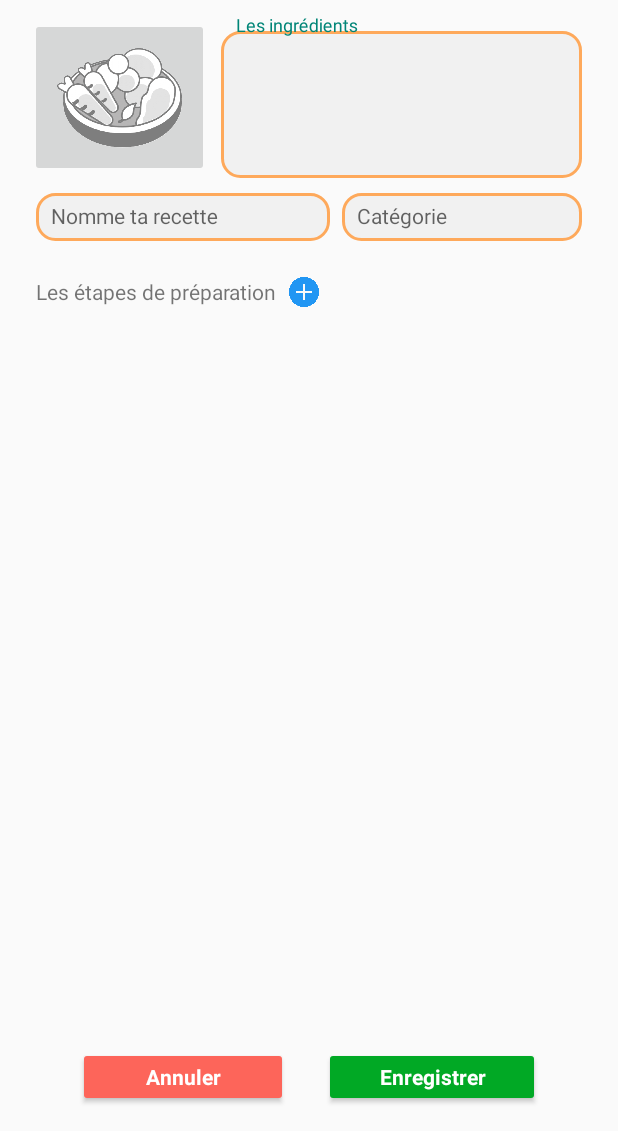
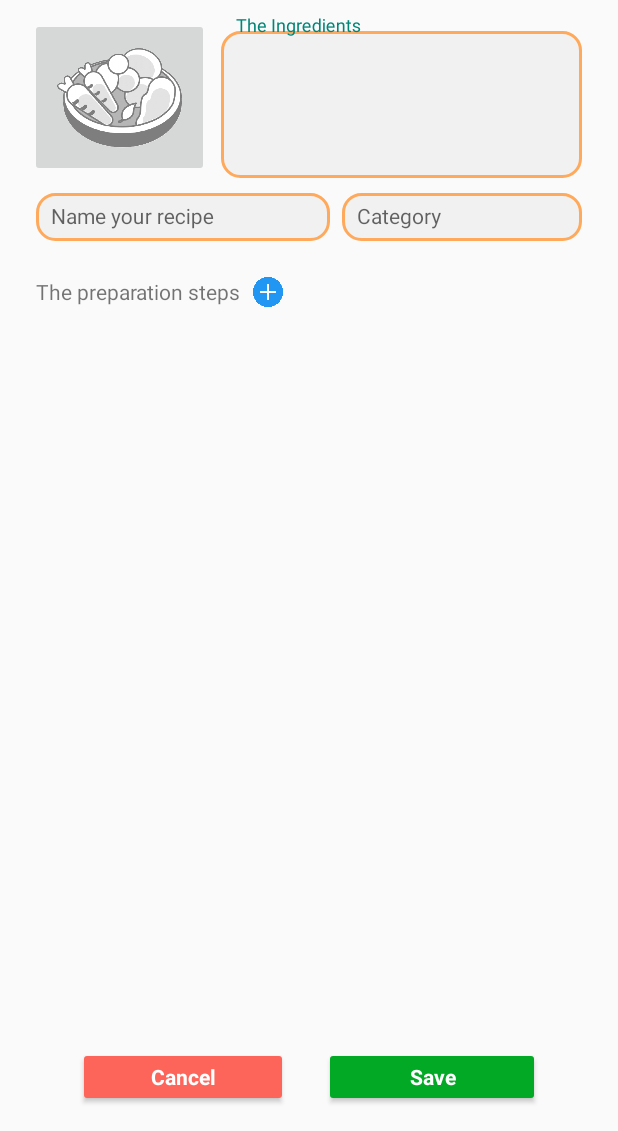
Before and after one commit to EmileDevGit/cuisto, an Android app: the AjouterOuEditerRecetteActivity screen opened directly, with no data from a screen before it, on a phone screen of 412 x 824 dp, the part 105-1236 px from its top. Run offline under Robolectric (Android 15) with nearby library versions, the phone set to English and light mode, and no system bars; our stand-ins replace Room's generated code; pictures from the network do not load.

Commit message:
I18n fait

```diff
--- a/cuisto/app/src/main/java/com/moineaux/cuisto/ui/AjouterOuEditerRecetteActivity.kt
+++ b/cuisto/app/src/main/java/com/moineaux/cuisto/ui/AjouterOuEditerRecetteActivity.kt
@@ -84,7 +84,8 @@ class AjouterOuEditerRecetteActivity() : AppCompatActivity() {
         // 4. Gestion du bouton Annuler
         val btnAnnuler: Button = findViewById(R.id.btnCancel)
         btnAnnuler.setOnClickListener {
-            Toast.makeText(this, "Nouvelle recette annulée", Toast.LENGTH_SHORT).show()
+            Toast.makeText(this,
+                getString(R.string.text_nouvelle_recette_annuler), Toast.LENGTH_SHORT).show()
             finish()
         }
 
--- a/cuisto/app/src/main/java/com/moineaux/cuisto/ui/EtapeAdapter.kt
+++ b/cuisto/app/src/main/java/com/moineaux/cuisto/ui/EtapeAdapter.kt
@@ -40,7 +40,7 @@ class EtapeAdapter(
     override fun onBindViewHolder(holder: EtapeViewHolder, position: Int) {
         val etape = getItem(position) // <-- Récupère l'étape à afficher
         val editTextEtape = holder.tietEtape // <-- Récupère le champ d'édition
-        editTextEtape.hint = "Étape ${position + 1}"
+        editTextEtape.hint = holder.itemView.context.getString(R.string.etapeNumero_creation_recette, position + 1)
 
         (editTextEtape.tag as? TextWatcher)?.let { editTextEtape.removeTextChangedListener(it) } // <-- Supprime le TextWatcher précédent pour éviter les problèmes de synchronisation
 
--- a/cuisto/app/src/main/java/com/moineaux/cuisto/ui/ToutesRecettesActivity.kt
+++ b/cuisto/app/src/main/java/com/moineaux/cuisto/ui/ToutesRecettesActivity.kt
@@ -8,6 +8,7 @@ import android.widget.EditText
 import android.widget.ImageView
 import android.widget.LinearLayout
 import android.widget.TextView
+import android.widget.Toast
 import androidx.appcompat.app.AppCompatActivity
 import androidx.core.net.toUri
 import androidx.lifecycle.ViewModelProvider
@@ -47,7 +48,7 @@ class ToutesRecettesActivity : AppCompatActivity() {
         }
 
         viewModel.messageRecetteVide.observe(this) { message ->
-            Toast.makeText(this, "Aucun Recette trouvé", Toast.LENGTH_LONG).show()
+            Toast.makeText(this, getString(R.string.text_aucunRecetteTrouve), Toast.LENGTH_LONG).show()
         }
 
 
--- a/cuisto/app/src/main/res/layout/activity_ajouter_recette.xml
+++ b/cuisto/app/src/main/res/layout/activity_ajouter_recette.xml
@@ -38,7 +38,7 @@
             android:layout_height="98dp"
             android:background="@drawable/fond_champ_recherche"
             android:gravity="top|start"
-            android:hint="Les ingrédients"
+            android:hint="@string/textview_ingredients_recetteDetail"
             android:inputType="textMultiLine"
             android:padding="10dp"
             android:textSize="12sp" />
@@ -70,7 +70,7 @@
             android:layout_width="match_parent"
             android:layout_height="32dp"
             android:background="@drawable/fond_champ_recherche"
-            android:hint="Nomme ta recette"
+            android:hint="@string/editText_nomRecette_ajouterRecette"
             android:inputType="text"
             android:padding="3dp"
             android:paddingStart="10dp"
@@ -84,7 +84,7 @@
         android:id="@+id/tilCategorie"
         android:layout_width="160dp"
         android:layout_height="0dp"
-        android:hint="Catégorie"
+        android:hint="@string/editText_categorie_ajouterRecette"
         app:layout_constraintBottom_toBottomOf="@+id/textInputLayoutNomRecette"
         app:layout_constraintEnd_toEndOf="@+id/tiIngredients"
         app:layout_constraintTop_toTopOf="@+id/textInputLayoutNomRecette">
@@ -106,7 +106,7 @@
         android:layout_width="wrap_content"
         android:layout_height="wrap_content"
         android:layout_marginTop="24dp"
-        android:text="Les étapes de préparation"
+        android:text="@string/textview_Etapes_recetteDetail"
         app:layout_constraintStart_toStartOf="@+id/textInputLayoutNomRecette"
         app:layout_constraintTop_toBottomOf="@+id/textInputLayoutNomRecette" />
 
@@ -160,7 +160,7 @@
             android:layout_marginRight="12dp"
             android:layout_weight="1"
             android:backgroundTint="#FD655A"
-            android:text="Annuler"
+            android:text="@string/bouton_annuler_AjouterRecette"
             android:textAppearance="@style/TextAppearance.AppCompat.Small"
             android:textColor="@android:color/white"
             android:textStyle="bold"
@@ -174,7 +174,7 @@
             android:layout_marginRight="36dp"
             android:layout_weight="1"
             android:backgroundTint="#01A925"
-            android:text="Enregistrer"
+            android:text="@string/bouton_enregistrer_AjouterRecette"
             android:textAlignment="center"
             android:textAppearance="@style/TextAppearance.AppCompat.Small"
             android:textColor="@android:color/white"
--- a/cuisto/app/src/main/res/layout/activity_toutes_recettes.xml
+++ b/cuisto/app/src/main/res/layout/activity_toutes_recettes.xml
@@ -39,7 +39,7 @@
                 android:layout_weight="1"
                 android:background="@drawable/fond_champ_recherche"
                 android:drawableStart="@android:drawable/ic_menu_search"
-                android:hint="Recherche une recette ..."
+                android:hint="@string/barre_recherche_indice"
                 android:imeOptions="actionSearch"
                 android:singleLine="true"
                 android:padding="12dp"
@@ -52,7 +52,7 @@
                 android:layout_height="48dp"
                 android:layout_marginStart="8dp"
                 android:background="@drawable/bouton_arrondi"
-                android:text="+"
+                android:text="@string/bouton_signe_plus"
                 android:textColor="@android:color/white"
                 android:textSize="24sp" />
         </LinearLayout>
@@ -61,7 +61,7 @@
             android:id="@+id/btn_recettes"
             android:layout_width="190dp"
             android:layout_height="48dp"
-            android:text="Les recettes 😋"
+            android:text="@string/bouton_recettes_ToutesRecettes"
             android:textSize="20sp"
             android:textAllCaps="false"
             android:textColor="@android:color/white"
--- a/cuisto/app/src/main/res/values/strings.xml
+++ b/cuisto/app/src/main/res/values/strings.xml
@@ -9,6 +9,24 @@
     <string name="bouton_signe_plus">+</string>
     <string name="textview_ingredients_recetteDetail">The Ingredients</string>
     <string name="textview_Etapes_recetteDetail">The preparation steps</string>
-    <string name="textview_categorie_RecetteDetail">Category |</string>
+    <string name="textview_categorie_RecetteDetail">"Category | "</string>
+    <string name="editText_nomRecette_ajouterRecette">Name your recipe</string>
+    <string name="editText_categorie_ajouterRecette">Category</string>
+    <string name="bouton_annuler_AjouterRecette">Cancel</string>
+    <string name="bouton_enregistrer_AjouterRecette">Save</string>
+    <string name="bouton_recettes_ToutesRecettes">The recipes 😋</string>
+    <string name="msg_recetteDetail_supprimer">Recipe deleted</string>
+    <string name="text_oui">Yes</string>
+    <string name="titre_supprimerRecette">Delete the recipe</string>
+    <string name="confirmation_textSupprimer">Are you sure you want to delete this recipe? This action is irreversible.</string>
+    <string name="text_nouvelle_recette_annuler">New recipe canceled</string>
+    <string name="etapeNumero_creation_recette">Step %1$d</string>
+    <string name="text_aucunRecetteTrouve">No Recipes found</string>
+    <string name="msgCondition1_AjoutRecette">Please fill in all fields</string>
+    <string name="msgCondition2_AjoutRecette">Please add at least one step</string>
+    <string name="msgCondition3_AjoutRecette">Please remove the empty steps</string>
+    <string name="msgCondition4_AjoutRecette">A recipe with this name already exists.</string>
+    <string name="recetteEnregistrer_succes">Recipe successfully saved</string>
+    <string name="recetteModifiee_succes">Recipe successfully modified</string>
 
 </resources>
```
Also changed, not shown: cuisto/app/src/main/java/com/moineaux/cuisto/ui/AfficherRecetteDetailActivity.kt (+6 -5 lines), cuisto/app/src/main/java/com/moineaux/cuisto/viewmodel/AjouterOuEditerRecetteViewModel.kt (+12 -5 lines), cuisto/app/src/main/res/layout/activity_recettes_par_categorie.xml (+6 -6 lines), 1 other file.
